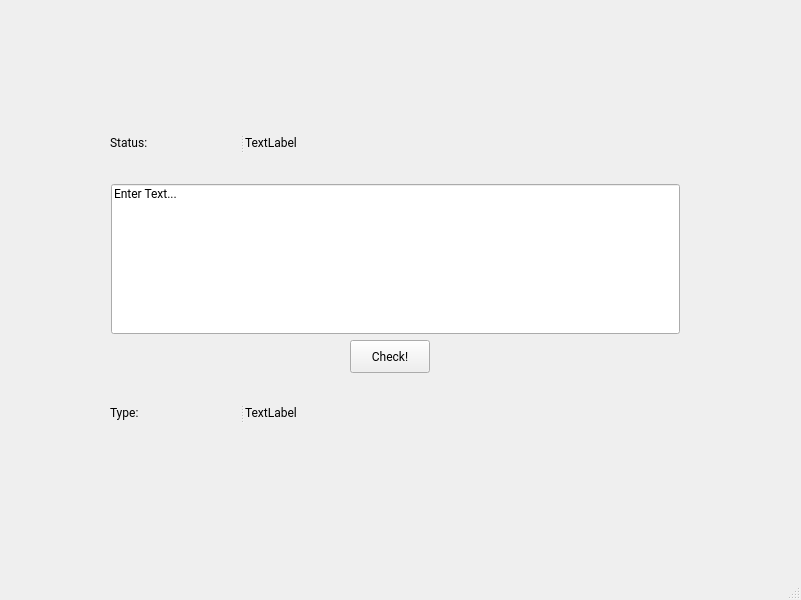
Qt form GUI.ui (tienhung2812/automatic-document-classification) before a commit.
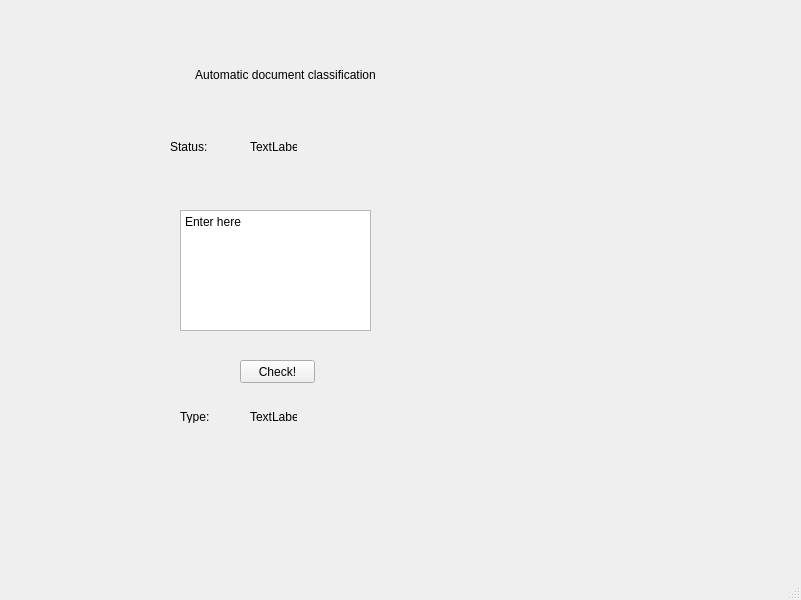
The same form after that commit.

```diff
--- a/GUI.ui
+++ b/GUI.ui
@@ -17,187 +17,102 @@
    <bool>false</bool>
   </property>
   <widget class="QWidget" name="centralwidget">
-   <widget class="QLineEdit" name="lineEdit">
-    <property name="enabled">
-     <bool>true</bool>
-    </property>
-    <property name="geometry">
-     <rect>
-      <x>111</x>
-      <y>184</y>
-      <width>569</width>
-      <height>150</height>
-     </rect>
-    </property>
-    <property name="minimumSize">
-     <size>
-      <width>569</width>
-      <height>150</height>
-     </size>
-    </property>
-    <property name="font">
-     <font>
-      <family>Roboto</family>
-     </font>
-    </property>
-    <property name="text">
-     <string>Enter Text...</string>
-    </property>
-    <property name="alignment">
-     <set>Qt::AlignLeading|Qt::AlignLeft|Qt::AlignTop</set>
-    </property>
-   </widget>
    <widget class="QPushButton" name="pushButton">
     <property name="geometry">
      <rect>
-      <x>350</x>
-      <y>340</y>
-      <width>80</width>
-      <height>33</height>
+      <x>240</x>
+      <y>360</y>
+      <width>75</width>
+      <height>23</height>
      </rect>
     </property>
-    <property name="font">
-     <font>
-      <family>Roboto</family>
-     </font>
-    </property>
     <property name="text">
      <string>Check!</string>
     </property>
    </widget>
-   <widget class="QFrame" name="frame">
+   <widget class="QLabel" name="label">
     <property name="geometry">
      <rect>
-      <x>110</x>
-      <y>100</y>
-      <width>271</width>
-      <height>81</height>
+      <x>160</x>
+      <y>30</y>
+      <width>251</width>
+      <height>91</height>
      </rect>
     </property>
-    <property name="frameShape">
-     <enum>QFrame::Box</enum>
+    <property name="text">
+     <string>Automatic document classification</string>
     </property>
-    <property name="frameShadow">
-     <enum>QFrame::Plain</enum>
+    <property name="textFormat">
+     <enum>Qt::RichText</enum>
     </property>
-    <property name="lineWidth">
-     <number>0</number>
+    <property name="alignment">
+     <set>Qt::AlignCenter</set>
     </property>
-    <widget class="QSplitter" name="splitter">
-     <property name="geometry">
-      <rect>
-       <x>0</x>
-       <y>17</y>
-       <width>211</width>
-       <height>51</height>
-      </rect>
-     </property>
-     <property name="orientation">
-      <enum>Qt::Horizontal</enum>
-     </property>
-     <widget class="QLabel" name="label_3">
-      <property name="minimumSize">
-       <size>
-        <width>90</width>
-        <height>0</height>
-       </size>
-      </property>
-      <property name="font">
-       <font>
-        <family>Roboto</family>
-       </font>
-      </property>
-      <property name="text">
-       <string>Status:</string>
-      </property>
-      <property name="margin">
-       <number>12</number>
-      </property>
-     </widget>
-     <widget class="QLabel" name="label_2">
-      <property name="font">
-       <font>
-        <family>Roboto</family>
-       </font>
-      </property>
-      <property name="text">
-       <string>TextLabel</string>
-      </property>
-      <property name="margin">
-       <number>0</number>
-      </property>
-      <property name="indent">
-       <number>1</number>
-      </property>
-     </widget>
-    </widget>
    </widget>
-   <widget class="QFrame" name="frame_2">
+   <widget class="QLabel" name="label_3">
     <property name="geometry">
      <rect>
-      <x>110</x>
-      <y>370</y>
-      <width>271</width>
-      <height>81</height>
+      <x>170</x>
+      <y>140</y>
+      <width>47</width>
+      <height>13</height>
      </rect>
     </property>
-    <property name="frameShape">
-     <enum>QFrame::Box</enum>
+    <property name="text">
+     <string>Status:</string>
     </property>
-    <property name="frameShadow">
-     <enum>QFrame::Raised</enum>
+   </widget>
+   <widget class="QLabel" name="label_4">
+    <property name="geometry">
+     <rect>
+      <x>180</x>
+      <y>410</y>
+      <width>47</width>
+      <height>13</height>
+     </rect>
     </property>
-    <property name="lineWidth">
-     <number>0</number>
+    <property name="text">
+     <string>Type:</string>
     </property>
-    <widget class="QSplitter" name="splitter_2">
-     <property name="geometry">
-      <rect>
-       <x>0</x>
-       <y>17</y>
-       <width>211</width>
-       <height>51</height>
-      </rect>
-     </property>
-     <property name="orientation">
-      <enum>Qt::Horizontal</enum>
-     </property>
-     <widget class="QLabel" name="label_6">
-      <property name="minimumSize">
-       <size>
-        <width>90</width>
-        <height>0</height>
-       </size>
-      </property>
-      <property name="font">
-       <font>
-        <family>Roboto</family>
-       </font>
-      </property>
-      <property name="text">
-       <string>Type:</string>
-      </property>
-      <property name="margin">
-       <number>12</number>
-      </property>
-     </widget>
-     <widget class="QLabel" name="label_7">
-      <property name="font">
-       <font>
-        <family>Roboto</family>
-       </font>
-      </property>
-      <property name="text">
-       <string>TextLabel</string>
-      </property>
-      <property name="margin">
-       <number>0</number>
-      </property>
-      <property name="indent">
-       <number>1</number>
-      </property>
-     </widget>
-    </widget>
+   </widget>
+   <widget class="QLabel" name="label_2">
+    <property name="geometry">
+     <rect>
+      <x>250</x>
+      <y>140</y>
+      <width>47</width>
+      <height>13</height>
+     </rect>
+    </property>
+    <property name="text">
+     <string>TextLabel</string>
+    </property>
+   </widget>
+   <widget class="QLabel" name="label_5">
+    <property name="geometry">
+     <rect>
+      <x>250</x>
+      <y>410</y>
+      <width>47</width>
+      <height>13</height>
+     </rect>
+    </property>
+    <property name="text">
+     <string>TextLabel</string>
+    </property>
+   </widget>
+   <widget class="QPlainTextEdit" name="plainTextEdit">
+    <property name="geometry">
+     <rect>
+      <x>180</x>
+      <y>210</y>
+      <width>191</width>
+      <height>121</height>
+     </rect>
+    </property>
+    <property name="plainText">
+     <string>Enter here</string>
+    </property>
    </widget>
   </widget>
   <widget class="QMenuBar" name="menubar">
```
Left out of the diff: 7 changed lines with no effect on the pictures.
